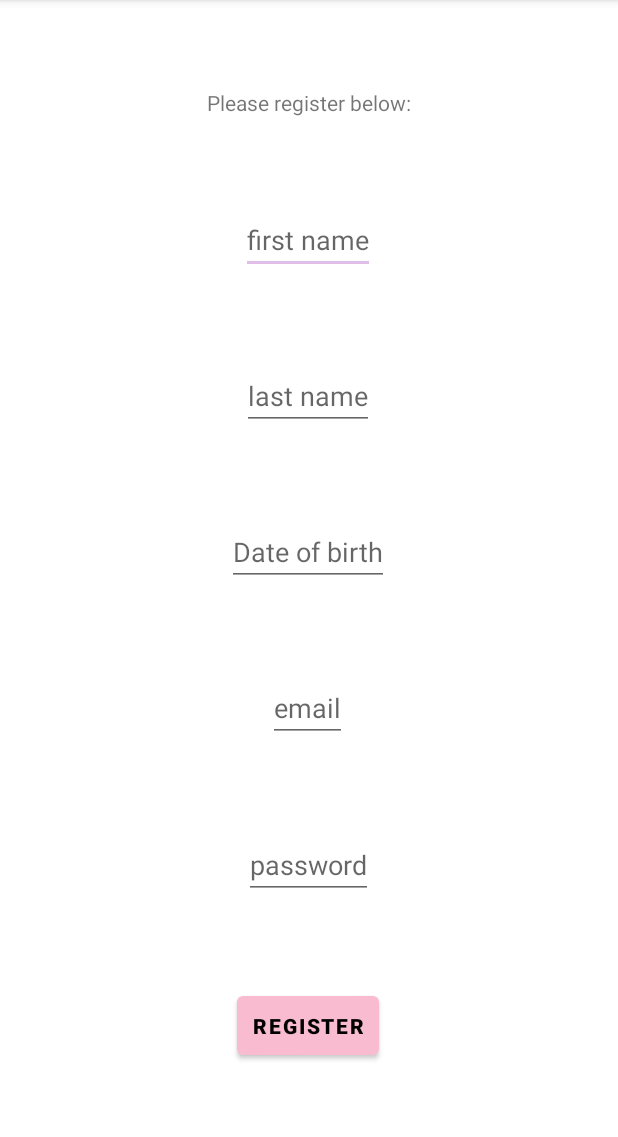
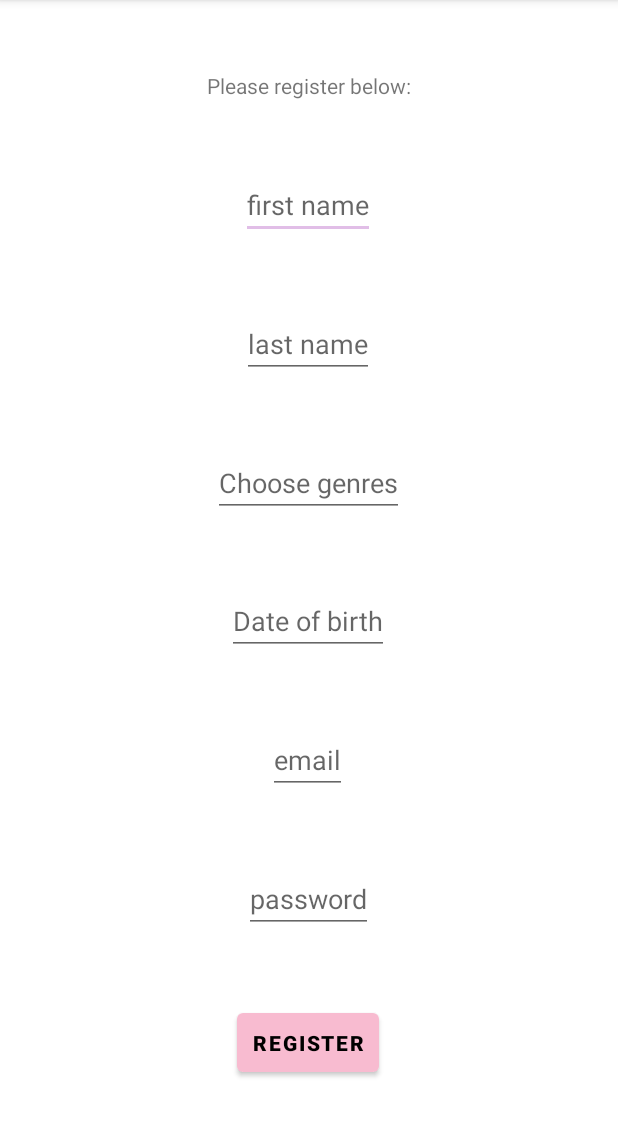
Before and after one commit to achauhan06/Tunify, an Android app: the RegisterActivity screen opened directly, with no data from a screen before it, on a phone screen of 412 x 824 dp, the part 84-1221 px from its top. Run offline under Robolectric (Android 15) with nearby library versions, the phone set to English and light mode, and no system bars.

Commit message:
added genre select UI

```diff
--- a/app/src/main/java/edu/neu/madcourse/numadsp21finalproject/RegisterActivity.java
+++ b/app/src/main/java/edu/neu/madcourse/numadsp21finalproject/RegisterActivity.java
@@ -1,16 +1,23 @@
 package edu.neu.madcourse.numadsp21finalproject;
 
+import android.annotation.SuppressLint;
+import android.app.AlertDialog;
 import android.app.DatePickerDialog;
+import android.content.DialogInterface;
 import android.icu.text.SimpleDateFormat;
 import android.os.Bundle;
 import android.text.format.Time;
 import android.view.View;
+import android.widget.Button;
 import android.widget.DatePicker;
 import android.widget.EditText;
+import android.widget.TextView;
 
 import androidx.appcompat.app.AppCompatActivity;
 
+import java.util.Arrays;
 import java.util.Calendar;
+import java.util.List;
 import java.util.Locale;
 
 public class RegisterActivity extends AppCompatActivity {
@@ -20,7 +27,7 @@ public class RegisterActivity extends AppCompatActivity {
     protected void onCreate(Bundle savedInstanceState) {
         super.onCreate(savedInstanceState);
         setContentView(R.layout.register_activity);
-        edittext = (EditText) findViewById(R.id.dob);
+        edittext = (EditText) findViewById(R.id.register_dob);
 
         edittext.setOnClickListener(new View.OnClickListener() {
             @Override
@@ -39,5 +46,70 @@ public class RegisterActivity extends AppCompatActivity {
                 d.show();
             }
         });
+
+        EditText bOpenAlertDialog = findViewById(R.id.openAlertDialogButton);
+        final TextView tvSelectedItemsPreview = findViewById(R.id.selectedItemPreview);
+
+        final String[] listItems = new String[]{"Rock", "Pop", "Hip Hop", "Blues", "Jazz", "Reggae", "Folk", "Country", "Classical",
+        "Soul", "R&B", "Heavy Metal"};
+        final boolean[] checkedItems = new boolean[listItems.length];
+
+        final List<String> selectedItems = Arrays.asList(listItems);
+
+        bOpenAlertDialog.setOnClickListener(new View.OnClickListener() {
+            @Override
+            public void onClick(View v) {
+
+                tvSelectedItemsPreview.setText(null);
+
+                AlertDialog.Builder builder = new AlertDialog.Builder(RegisterActivity.this);
+
+                builder.setTitle("Choose Genres:");
+
+
+                builder.setMultiChoiceItems(listItems, checkedItems, new DialogInterface.OnMultiChoiceClickListener() {
+                    @Override
+                    public void onClick(DialogInterface dialog, int which, boolean isChecked) {
+                        checkedItems[which] = isChecked;
+                        String currentItem = selectedItems.get(which);
+                    }
+                });
+
+                builder.setCancelable(false);
+
+                builder.setPositiveButton("Done", new DialogInterface.OnClickListener() {
+                    @SuppressLint("SetTextI18n")
+                    @Override
+                    public void onClick(DialogInterface dialog, int which) {
+                        for (int i = 0; i < checkedItems.length; i++) {
+                            if (checkedItems[i]) {
+                                tvSelectedItemsPreview.setText(tvSelectedItemsPreview.getText() + selectedItems.get(i) + ", ");
+                            }
+                        }
+                    }
+                });
+
+                builder.setNegativeButton("CANCEL", new DialogInterface.OnClickListener() {
+                    @Override
+                    public void onClick(DialogInterface dialog, int which) {
+
+                    }
+                });
+
+                builder.setNeutralButton("CLEAR ALL", new DialogInterface.OnClickListener() {
+                    @Override
+                    public void onClick(DialogInterface dialog, int which) {
+                        for (int i = 0; i < checkedItems.length; i++) {
+                            checkedItems[i] = false;
+                        }
+                    }
+                });
+
+                builder.create();
+
+                AlertDialog alertDialog = builder.create();
+                alertDialog.show();
+            }
+        });
     }
 }
--- a/app/src/main/res/layout/register_activity.xml
+++ b/app/src/main/res/layout/register_activity.xml
@@ -39,7 +39,7 @@
         android:layout_height="wrap_content"
         android:inputType="text"
         android:hint="last name"
-        app:layout_constraintBottom_toTopOf="@id/register_dob"
+        app:layout_constraintBottom_toTopOf="@id/openAlertDialogButton"
         app:layout_constraintEnd_toEndOf="parent"
         app:layout_constraintHorizontal_bias="0.498"
         app:layout_constraintStart_toStartOf="parent"
@@ -59,8 +59,34 @@
         app:layout_constraintEnd_toEndOf="parent"
         app:layout_constraintHorizontal_bias="0.498"
         app:layout_constraintStart_toStartOf="parent"
-        app:layout_constraintTop_toBottomOf="@id/register_last_name">
+        app:layout_constraintTop_toBottomOf="@id/openAlertDialogButton">
     </EditText>
+
+    <EditText
+        android:id="@+id/openAlertDialogButton"
+        android:layout_width="wrap_content"
+        android:layout_height="wrap_content"
+        android:hint="Choose genres"
+        app:layout_constraintBottom_toTopOf="@id/register_dob"
+        app:layout_constraintEnd_toEndOf="parent"
+        app:layout_constraintHorizontal_bias="0.498"
+        app:layout_constraintStart_toStartOf="parent"
+        app:layout_constraintTop_toBottomOf="@id/register_last_name"
+        android:textColor="@android:color/white">
+    </EditText>
+
+    <TextView
+        android:id="@+id/selectedItemPreview"
+        android:layout_width="wrap_content"
+        android:layout_height="wrap_content"
+        android:textColor="@android:color/black"
+        app:layout_constraintBottom_toTopOf="@id/register_dob"
+        app:layout_constraintEnd_toEndOf="parent"
+        app:layout_constraintHorizontal_bias="0.498"
+        app:layout_constraintStart_toStartOf="parent"
+        app:layout_constraintTop_toBottomOf="@id/register_last_name"
+        android:textSize="18sp">
+    </TextView>
 
     <EditText
         android:id="@+id/register_email"
```
